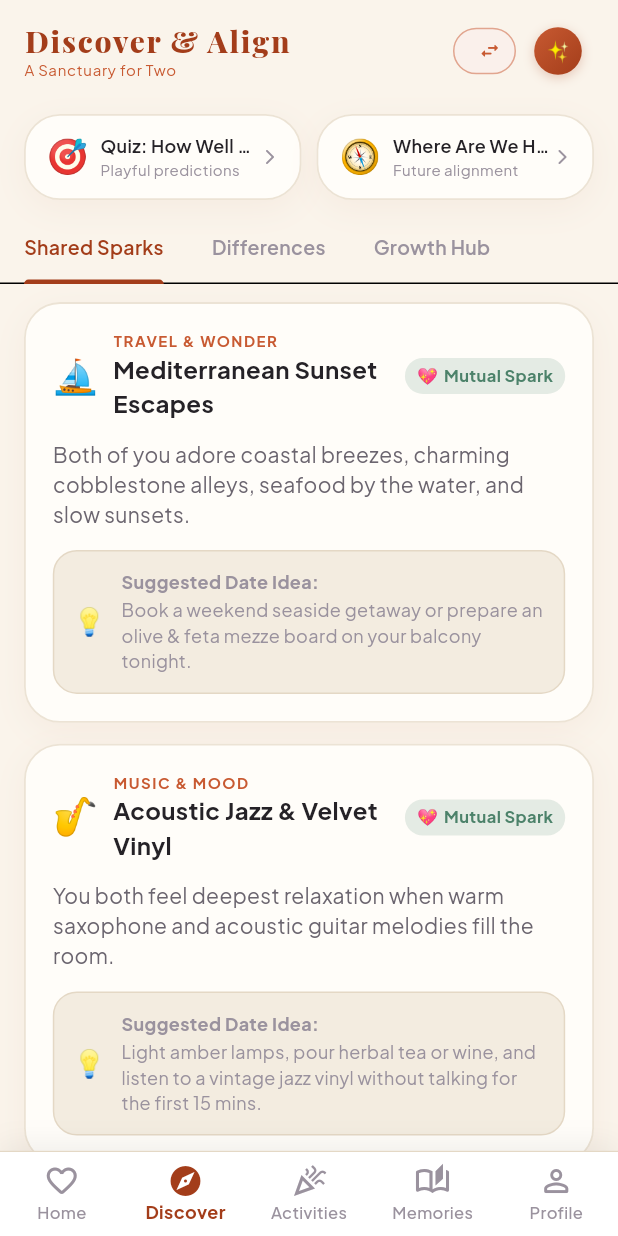
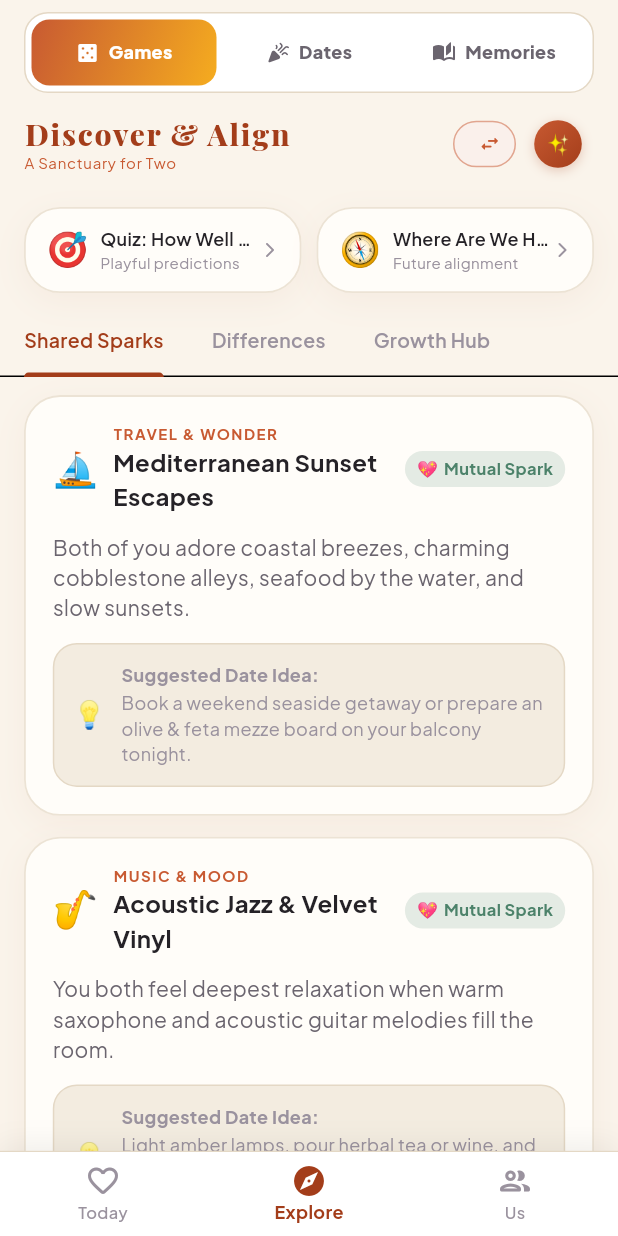
Before and after one commit to MitraZahiri/GHARAR, a Flutter app: the MainNavigationShell screen opened directly, item 2 of the bottom bar chosen, on a phone screen of 412 x 824 dp. Run offline on Flutter 3.47's test engine with Material 3 defaults, Android fonts, the phone set to English and light mode, and no system bars; our stand-ins replace google_fonts, google_sign_in, image_picker, qr_flutter, shared_preferences, sign_in_with_apple; missing offline and left inert: home_widget; accounts and stored records are empty.

Commit message:
feat(nav): reduce bottom navigation to Today, Explore and Us
- new ExploreScreen groups games, date ideas and memories behind a
  segmented switcher instead of three separate tabs
- tab labels come from AppLocalizations in all 8 languages

```diff
--- a/lib/core/localization/app_localizations.dart
+++ b/lib/core/localization/app_localizations.dart
@@ -142,6 +142,13 @@ class AppLocalizations {
           'Sent! It will appear on {name}\'s home screen widget 📲',
       'widgetFrom': 'From {name}',
       'widgetAddToHome': 'Add widget to home screen',
+      // Navigation (3 tabs)
+      'navToday': 'Today',
+      'navExplore': 'Explore',
+      'navUs': 'Us',
+      'exploreGames': 'Games',
+      'exploreDates': 'Dates',
+      'exploreMemories': 'Memories',
     },
 
     // ==========================================
@@ -255,6 +262,13 @@ class AppLocalizations {
       'visualNoteSent': 'Gönderildi! {name} ana ekran widget’ında görecek 📲',
       'widgetFrom': 'Kimden: {name}',
       'widgetAddToHome': 'Widget’ı ana ekrana ekle',
+      // Navigation (3 tabs)
+      'navToday': 'Bugün',
+      'navExplore': 'Keşfet',
+      'navUs': 'Biz',
+      'exploreGames': 'Oyunlar',
+      'exploreDates': 'Randevu',
+      'exploreMemories': 'Anılar',
     },
 
     // ==========================================
@@ -358,6 +372,13 @@ class AppLocalizations {
           'تم الإرسال! ستظهر في أداة {name} على الشاشة الرئيسية 📲',
       'widgetFrom': 'من {name}',
       'widgetAddToHome': 'أضف الأداة إلى الشاشة الرئيسية',
+      // Navigation (3 tabs)
+      'navToday': 'اليوم',
+      'navExplore': 'اكتشف',
+      'navUs': 'نحن',
+      'exploreGames': 'ألعاب',
+      'exploreDates': 'مواعيد',
+      'exploreMemories': 'ذكريات',
     },
 
     // ==========================================
@@ -463,6 +484,13 @@ class AppLocalizations {
       'visualNoteSent': 'ارسال شد! در ویجت صفحه‌ی اصلی {name} دیده می‌شود 📲',
       'widgetFrom': 'از طرف {name}',
       'widgetAddToHome': 'افزودن ویجت به صفحه‌ی اصلی',
+      // Navigation (3 tabs)
+      'navToday': 'امروز',
+      'navExplore': 'کاوش',
+      'navUs': 'ما',
+      'exploreGames': 'بازی‌ها',
+      'exploreDates': 'قرارها',
+      'exploreMemories': 'خاطره‌ها',
     },
 
     // ==========================================
@@ -570,6 +598,13 @@ class AppLocalizations {
       'visualNoteSent': 'Gesendet! Es erscheint im Widget von {name} 📲',
       'widgetFrom': 'Von {name}',
       'widgetAddToHome': 'Widget zum Startbildschirm hinzufügen',
+      // Navigation (3 tabs)
+      'navToday': 'Heute',
+      'navExplore': 'Entdecken',
+      'navUs': 'Wir',
+      'exploreGames': 'Spiele',
+      'exploreDates': 'Dates',
+      'exploreMemories': 'Erinnerungen',
     },
 
     // ==========================================
@@ -675,6 +710,13 @@ class AppLocalizations {
       'visualNoteSent': '¡Enviado! Aparecerá en el widget de {name} 📲',
       'widgetFrom': 'De {name}',
       'widgetAddToHome': 'Añadir widget a la pantalla de inicio',
+      // Navigation (3 tabs)
+      'navToday': 'Hoy',
+      'navExplore': 'Explorar',
+      'navUs': 'Nosotros',
+      'exploreGames': 'Juegos',
+      'exploreDates': 'Citas',
+      'exploreMemories': 'Recuerdos',
     },
 
     // ==========================================
@@ -781,6 +823,13 @@ class AppLocalizations {
       'visualNoteSent': 'Envoyé ! Visible dans le widget de {name} 📲',
       'widgetFrom': 'De {name}',
       'widgetAddToHome': 'Ajouter le widget à l\'écran d\'accueil',
+      // Navigation (3 tabs)
+      'navToday': 'Aujourd\'hui',
+      'navExplore': 'Explorer',
+      'navUs': 'Nous',
+      'exploreGames': 'Jeux',
+      'exploreDates': 'Sorties',
+      'exploreMemories': 'Souvenirs',
     },
 
     // ==========================================
@@ -886,6 +935,13 @@ class AppLocalizations {
       'visualNoteSent': 'Inviato! Comparirà nel widget di {name} 📲',
       'widgetFrom': 'Da {name}',
       'widgetAddToHome': 'Aggiungi il widget alla schermata Home',
+      // Navigation (3 tabs)
+      'navToday': 'Oggi',
+      'navExplore': 'Esplora',
+      'navUs': 'Noi',
+      'exploreGames': 'Giochi',
+      'exploreDates': 'Appuntamenti',
+      'exploreMemories': 'Ricordi',
     },
   };
 
--- /dev/null
+++ b/lib/ui/screens/explore/explore_screen.dart
@@ -0,0 +1,150 @@
+import 'package:flutter/material.dart';
+import 'package:flutter/services.dart';
+import 'package:provider/provider.dart';
+import '../../../core/localization/app_localizations.dart';
+import '../../../core/theme/app_colors.dart';
+import '../../../core/theme/app_text_styles.dart';
+import '../../../providers/app_state_provider.dart';
+import '../activities/activities_explorer_screen.dart';
+import '../discover/discover_hub_screen.dart';
+import '../memories/memories_hub_screen.dart';
+
+/// One tab for everything beyond today: games, date ideas and memories,
+/// switched with a small segmented control instead of three bottom tabs.
+class ExploreScreen extends StatefulWidget {
+  const ExploreScreen({super.key});
+
+  @override
+  State<ExploreScreen> createState() => _ExploreScreenState();
+}
+
+class _ExploreScreenState extends State<ExploreScreen> {
+  static const _sections = [
+    (key: 'exploreGames', icon: Icons.casino_rounded),
+    (key: 'exploreDates', icon: Icons.celebration_rounded),
+    (key: 'exploreMemories', icon: Icons.auto_stories_rounded),
+  ];
+
+  int _index = 0;
+
+  @override
+  Widget build(BuildContext context) {
+    final isDark = context.select<AppStateProvider, bool>((p) => p.isDarkMode);
+    final loc = AppLocalizations(
+      context.select<AppStateProvider, Locale>((p) => p.locale),
+    );
+
+    return ColoredBox(
+      color: isDark ? AppColors.darkBackground : AppColors.lightBackground,
+      child: SafeArea(
+        bottom: false,
+        child: Column(
+          children: [
+            Padding(
+              padding: const EdgeInsets.fromLTRB(16, 8, 16, 0),
+              child: Container(
+                padding: const EdgeInsets.all(4),
+                decoration: BoxDecoration(
+                  color: isDark ? AppColors.darkCard : Colors.white,
+                  borderRadius: BorderRadius.circular(16),
+                  border: Border.all(
+                    color:
+                        isDark ? AppColors.darkBorder : AppColors.lightBorder,
+                  ),
+                ),
+                child: Row(
+                  children: [
+                    for (var i = 0; i < _sections.length; i++)
+                      Expanded(
+                        child: _SectionSegment(
+                          label: loc.t(_sections[i].key),
+                          icon: _sections[i].icon,
+                          selected: i == _index,
+                          isDark: isDark,
+                          onTap: () {
+                            HapticFeedback.selectionClick();
+                            setState(() => _index = i);
+                          },
+                        ),
+                      ),
+                  ],
+                ),
+              ),
+            ),
+            Expanded(
+              child: IndexedStack(
+                index: _index,
+                children: const [
+                  DiscoverHubScreen(),
+                  ActivitiesExplorerScreen(),
+                  MemoriesHubScreen(),
+                ],
+              ),
+            ),
+          ],
+        ),
+      ),
+    );
+  }
+}
+
+class _SectionSegment extends StatelessWidget {
+  final String label;
+  final IconData icon;
+  final bool selected;
+  final bool isDark;
+  final VoidCallback onTap;
+
+  const _SectionSegment({
+    required this.label,
+    required this.icon,
+    required this.selected,
+    required this.isDark,
+    required this.onTap,
+  });
+
+  @override
+  Widget build(BuildContext context) {
+    final foreground =
+        selected
+            ? Colors.white
+            : (isDark ? AppColors.darkTextSecondary : AppColors.inkMuted);
+
+    return Semantics(
+      button: true,
+      selected: selected,
+      child: InkWell(
+        borderRadius: BorderRadius.circular(12),
+        onTap: onTap,
+        child: AnimatedContainer(
+          duration: const Duration(milliseconds: 200),
+          constraints: const BoxConstraints(minHeight: 44),
+          padding: const EdgeInsets.symmetric(horizontal: 6),
+          decoration: BoxDecoration(
+            gradient: selected ? AppColors.sunsetGold : null,
+            borderRadius: BorderRadius.circular(12),
+          ),
+          child: Row(
+            mainAxisAlignment: MainAxisAlignment.center,
+            children: [
+              Icon(icon, size: 16, color: foreground),
+              const SizedBox(width: 6),
+              Flexible(
+                child: Text(
+                  label,
+                  maxLines: 1,
+                  overflow: TextOverflow.ellipsis,
+                  style: AppTextStyles.bodySmall(isDark: isDark).copyWith(
+                    fontWeight: FontWeight.w800,
+                    fontSize: 12,
+                    color: foreground,
+                  ),
+                ),
+              ),
+            ],
+          ),
+        ),
+      ),
+    );
+  }
+}
--- a/lib/ui/screens/main_navigation_shell.dart
+++ b/lib/ui/screens/main_navigation_shell.dart
@@ -1,12 +1,11 @@
 import 'package:flutter/material.dart';
 import 'package:provider/provider.dart';
+import '../../core/localization/app_localizations.dart';
 import '../../core/theme/app_colors.dart';
 import '../widgets/responsive_wrapper.dart';
 import '../../providers/app_state_provider.dart';
 import 'home/home_dashboard_screen.dart';
-import 'discover/discover_hub_screen.dart';
-import 'activities/activities_explorer_screen.dart';
-import 'memories/memories_hub_screen.dart';
+import 'explore/explore_screen.dart';
 import 'profile/profile_settings_screen.dart';
 
 class MainNavigationShell extends StatefulWidget {
@@ -21,16 +20,16 @@ class _MainNavigationShellState extends State<MainNavigationShell> {
 
   final List<Widget> _screens = const [
     HomeDashboardScreen(),
-    DiscoverHubScreen(),
-    ActivitiesExplorerScreen(),
-    MemoriesHubScreen(),
+    ExploreScreen(),
     ProfileSettingsScreen(),
   ];
 
   @override
   Widget build(BuildContext context) {
     final isDark = context.select<AppStateProvider, bool>((p) => p.isDarkMode);
-    final isTr = context.select<AppStateProvider, bool>((p) => p.isTurkish);
+    final loc = AppLocalizations(
+      context.select<AppStateProvider, Locale>((p) => p.locale),
+    );
 
     return ResponsiveWrapper(
       child: Scaffold(
@@ -79,27 +78,17 @@ class _MainNavigationShellState extends State<MainNavigationShell> {
                 BottomNavigationBarItem(
                   icon: const Icon(Icons.favorite_border_rounded),
                   activeIcon: const Icon(Icons.favorite_rounded),
-                  label: isTr ? 'Bağlantı' : 'Home',
+                  label: loc.t('navToday'),
                 ),
                 BottomNavigationBarItem(
                   icon: const Icon(Icons.explore_outlined),
                   activeIcon: const Icon(Icons.explore_rounded),
-                  label: isTr ? 'Keşfet' : 'Discover',
+                  label: loc.t('navExplore'),
                 ),
                 BottomNavigationBarItem(
-                  icon: const Icon(Icons.celebration_outlined),
-                  activeIcon: const Icon(Icons.celebration_rounded),
-                  label: isTr ? 'Randevu' : 'Activities',
-                ),
-                BottomNavigationBarItem(
-                  icon: const Icon(Icons.auto_stories_outlined),
-                  activeIcon: const Icon(Icons.auto_stories_rounded),
-                  label: isTr ? 'Anılar' : 'Memories',
-                ),
-                BottomNavigationBarItem(
-                  icon: const Icon(Icons.person_outline_rounded),
-                  activeIcon: const Icon(Icons.person_rounded),
-                  label: isTr ? 'Çiftimiz' : 'Profile',
+                  icon: const Icon(Icons.people_outline_rounded),
+                  activeIcon: const Icon(Icons.people_rounded),
+                  label: loc.t('navUs'),
                 ),
               ],
             ),
```
Also changed, not shown: 1 other file.
